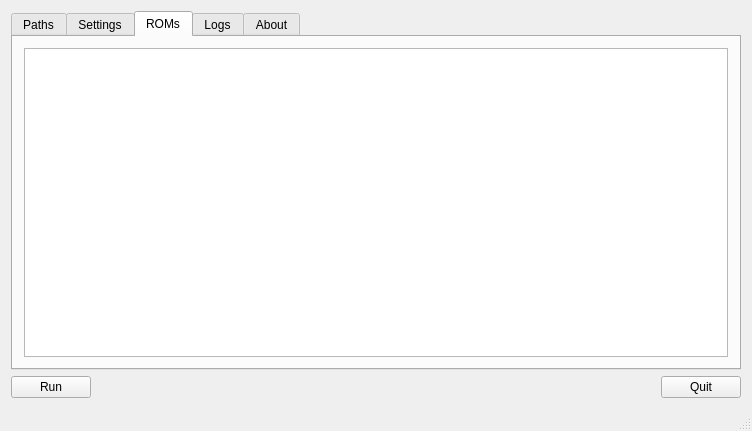
This is mainwindow.ui in ZachBacon/cutempen as Qt 5 draws it before an edit. The edited form follows.
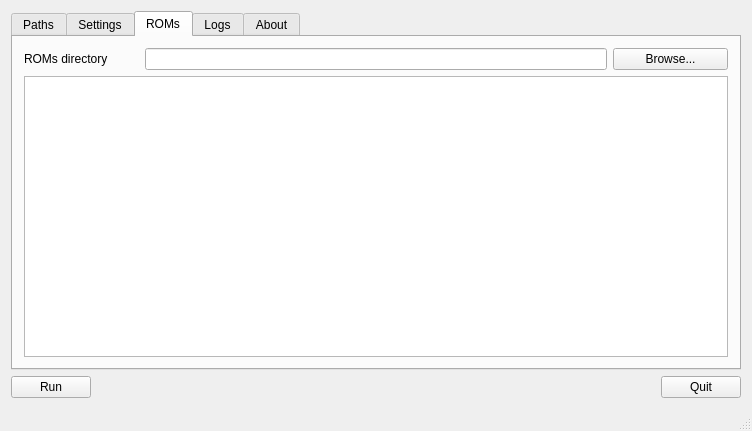
This is the edited form. The open tabs and pages were chosen to show the change.

Commit message: - Changed win32 paths in .pro file to use C:\dev - Moved ROM selection widgets in ROM browser tab

The edit to the form file:
```diff
--- a/mainwindow.ui
+++ b/mainwindow.ui
@@ -118,13 +118,6 @@
               </property>
              </widget>
             </item>
-            <item row="4" column="2">
-             <widget class="QPushButton" name="pb_ROMdir">
-              <property name="text">
-               <string>Browse...</string>
-              </property>
-             </widget>
-            </item>
             <item row="1" column="0">
              <widget class="QLabel" name="lb_Program">
               <property name="text">
@@ -146,13 +139,6 @@
               </property>
              </widget>
             </item>
-            <item row="4" column="0">
-             <widget class="QLabel" name="lb_ROMsDirectory">
-              <property name="text">
-               <string>ROMs directory</string>
-              </property>
-             </widget>
-            </item>
             <item row="0" column="1">
              <widget class="QLineEdit" name="le_Library"/>
             </item>
@@ -165,9 +151,6 @@
             <item row="3" column="1">
              <widget class="QLineEdit" name="le_ConfigDir"/>
             </item>
-            <item row="4" column="1">
-             <widget class="QLineEdit" name="le_ROMsDir"/>
-            </item>
            </layout>
           </item>
           <item row="1" column="0">
@@ -410,8 +393,27 @@
          <attribute name="title">
           <string>ROMs</string>
          </attribute>
-         <layout class="QGridLayout" name="gridLayout_2">
+         <layout class="QGridLayout" name="gridLayout_12">
           <item row="0" column="0">
+           <layout class="QGridLayout" name="gridLayout_2" columnstretch="0,4,0">
+            <item row="0" column="0">
+             <widget class="QLabel" name="lb_ROMsDirectory">
+              <property name="text">
+               <string>ROMs directory</string>
+              </property>
+             </widget>
+            </item>
+            <item row="0" column="1">
+             <widget class="QLineEdit" name="le_ROMsDir"/>
+            </item>
+            <item row="0" column="2">
+             <widget class="QPushButton" name="pb_ROMdir">
+              <property name="text">
+               <string>Browse...</string>
+              </property>
+             </widget>
+            </item>
+            <item row="1" column="0" colspan="3">
            <widget class="QTreeView" name="treeView">
             <property name="sizePolicy">
              <sizepolicy hsizetype="Expanding" vsizetype="Expanding">
@@ -440,6 +442,8 @@
            </widget>
           </item>
          </layout>
+          </item>
+         </layout>
         </widget>
         <widget class="QWidget" name="tab_Logs">
          <attribute name="title">
```
Left out of the diff: 96 changed lines with no effect on the pictures. Lines whose indentation alone changed are shown as unchanged. The commit also changes 1 other file.
